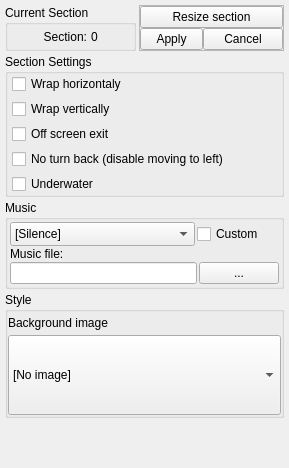
Before: the Qt Designer form Editor/main_window/dock/lvl_sctc_props.ui in WohlSoft/Moondust-Project, drawn with Qt 5.
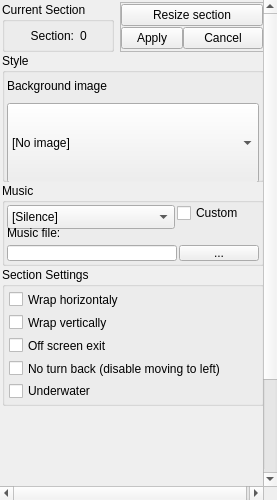
After: the same form once the commit is applied. Icons and pictures are not drawn.

```diff
--- a/Editor/main_window/dock/lvl_sctc_props.ui
+++ b/Editor/main_window/dock/lvl_sctc_props.ui
@@ -6,10 +6,16 @@
    <rect>
     <x>0</x>
     <y>0</y>
-    <width>289</width>
-    <height>468</height>
+    <width>277</width>
+    <height>500</height>
    </rect>
   </property>
+  <property name="sizePolicy">
+   <sizepolicy hsizetype="Preferred" vsizetype="Minimum">
+    <horstretch>0</horstretch>
+    <verstretch>0</verstretch>
+   </sizepolicy>
+  </property>
   <property name="focusPolicy">
    <enum>Qt::NoFocus</enum>
   </property>
@@ -24,139 +30,97 @@
    <string>Section Settings</string>
   </property>
   <widget class="QWidget" name="dockWidgetContents">
-   <layout class="QGridLayout" name="gridLayout_4">
+   <layout class="QGridLayout" name="gridLayout_4" rowstretch="0,0,0,0">
     <property name="leftMargin">
-     <number>5</number>
+     <number>0</number>
     </property>
     <property name="topMargin">
-     <number>5</number>
+     <number>0</number>
     </property>
     <property name="rightMargin">
-     <number>5</number>
+     <number>0</number>
     </property>
     <property name="bottomMargin">
-     <number>5</number>
+     <number>0</number>
     </property>
     <property name="spacing">
-     <number>3</number>
+     <number>0</number>
     </property>
-    <item row="2" column="0" colspan="2">
-     <widget class="QGroupBox" name="LVLPropMusicGr">
+    <item row="3" column="0" colspan="2">
+     <widget class="QScrollArea" name="LVLPropSettingsScroll">
+      <property name="frameShape">
+       <enum>QFrame::NoFrame</enum>
+      </property>
+      <property name="frameShadow">
+       <enum>QFrame::Plain</enum>
+      </property>
+      <property name="lineWidth">
+       <number>0</number>
+      </property>
+      <property name="sizeAdjustPolicy">
+       <enum>QAbstractScrollArea::AdjustToContents</enum>
+      </property>
+      <property name="widgetResizable">
+       <bool>true</bool>
+      </property>
+      <widget class="QWidget" name="LVLPropSettingsScrollContents">
+       <property name="geometry">
+        <rect>
+         <x>0</x>
+         <y>0</y>
+         <width>277</width>
+         <height>480</height>
+        </rect>
+       </property>
       <property name="sizePolicy">
-       <sizepolicy hsizetype="Preferred" vsizetype="Minimum">
+        <sizepolicy hsizetype="Preferred" vsizetype="Preferred">
         <horstretch>0</horstretch>
         <verstretch>0</verstretch>
        </sizepolicy>
       </property>
-      <property name="minimumSize">
-       <size>
-        <width>0</width>
-        <height>83</height>
-       </size>
-      </property>
-      <property name="title">
-       <string>Music</string>
-      </property>
-      <layout class="QGridLayout" name="gridLayout_2" columnstretch="400,0,0">
-       <property name="leftMargin">
-        <number>2</number>
-       </property>
-       <property name="topMargin">
-        <number>2</number>
-       </property>
-       <property name="rightMargin">
-        <number>2</number>
-       </property>
-       <property name="bottomMargin">
-        <number>2</number>
-       </property>
-       <property name="horizontalSpacing">
-        <number>2</number>
-       </property>
-       <property name="verticalSpacing">
+       <layout class="QVBoxLayout" name="verticalLayout" stretch="0,0,0,0,100">
+        <property name="spacing">
         <number>1</number>
        </property>
-       <item row="0" column="0">
-        <widget class="QComboBox" name="LVLPropsMusicNumber">
-         <property name="minimumSize">
-          <size>
-           <width>0</width>
-           <height>24</height>
-          </size>
-         </property>
-         <property name="focusPolicy">
-          <enum>Qt::WheelFocus</enum>
-         </property>
-         <property name="maxVisibleItems">
-          <number>50</number>
+        <property name="leftMargin">
+         <number>2</number>
+        </property>
+        <property name="topMargin">
+         <number>2</number>
+        </property>
+        <property name="rightMargin">
+         <number>2</number>
+        </property>
+        <property name="bottomMargin">
+         <number>2</number>
          </property>
          <item>
-          <property name="text">
-           <string notr="true">[Silence]</string>
-          </property>
-         </item>
-        </widget>
-       </item>
-       <item row="0" column="1" colspan="2">
-        <widget class="QCheckBox" name="LVLPropsMusicCustomEn">
-         <property name="minimumSize">
-          <size>
-           <width>0</width>
-           <height>16</height>
-          </size>
-         </property>
-         <property name="text">
-          <string comment="Flag of custom music on the level">Custom</string>
-         </property>
-         <property name="tristate">
-          <bool>false</bool>
-         </property>
-        </widget>
-       </item>
-       <item row="1" column="0" colspan="3">
-        <widget class="QLabel" name="LVLPropCMusicLbl">
-         <property name="minimumSize">
-          <size>
-           <width>0</width>
-           <height>12</height>
-          </size>
-         </property>
-         <property name="text">
-          <string>Music file:</string>
-         </property>
-         <property name="alignment">
-          <set>Qt::AlignLeading|Qt::AlignLeft|Qt::AlignVCenter</set>
-         </property>
-        </widget>
-       </item>
-       <item row="2" column="2">
-        <widget class="QPushButton" name="LVLPropsMusicCustomBrowse">
-         <property name="toolTip">
-          <string>Browse...</string>
-         </property>
-         <property name="text">
-          <string notr="true">...</string>
-         </property>
-         <property name="flat">
-          <bool>false</bool>
-         </property>
-        </widget>
-       </item>
-       <item row="2" column="0" colspan="2">
-        <widget class="QLineEdit" name="LVLPropsMusicCustom"/>
-       </item>
-      </layout>
-     </widget>
-    </item>
+         <widget class="QWidget" name="LVLSectionTopSettings" native="true">
+          <layout class="QGridLayout" name="gridLayout_6">
+           <property name="leftMargin">
+            <number>0</number>
+           </property>
+           <property name="topMargin">
+            <number>0</number>
+           </property>
+           <property name="rightMargin">
+            <number>0</number>
+           </property>
+           <property name="bottomMargin">
+            <number>0</number>
+           </property>
     <item row="0" column="0">
      <widget class="QGroupBox" name="groupBox_5">
+             <property name="minimumSize">
+              <size>
+               <width>0</width>
+               <height>50</height>
+              </size>
+             </property>
       <property name="title">
        <string>Current Section</string>
       </property>
       <layout class="QHBoxLayout" name="horizontalLayout" stretch="50,0,0,50">
-       <property name="spacing">
-        <number>4</number>
-       </property>
        <property name="leftMargin">
         <number>4</number>
        </property>
@@ -215,7 +179,70 @@
       </layout>
      </widget>
     </item>
-    <item row="3" column="0" colspan="2">
+           <item row="0" column="1">
+            <widget class="QFrame" name="frame">
+             <property name="frameShape">
+              <enum>QFrame::StyledPanel</enum>
+             </property>
+             <property name="frameShadow">
+              <enum>QFrame::Sunken</enum>
+             </property>
+             <layout class="QGridLayout" name="gridLayout_5" columnstretch="50,50">
+              <property name="sizeConstraint">
+               <enum>QLayout::SetNoConstraint</enum>
+              </property>
+              <property name="leftMargin">
+               <number>0</number>
+              </property>
+              <property name="topMargin">
+               <number>0</number>
+              </property>
+              <property name="rightMargin">
+               <number>0</number>
+              </property>
+              <property name="bottomMargin">
+               <number>0</number>
+              </property>
+              <property name="spacing">
+               <number>0</number>
+              </property>
+              <item row="0" column="0" colspan="2">
+               <widget class="QPushButton" name="ResizeSection">
+                <property name="text">
+                 <string>Resize section</string>
+                </property>
+                <property name="checkable">
+                 <bool>false</bool>
+                </property>
+               </widget>
+              </item>
+              <item row="1" column="0">
+               <widget class="QPushButton" name="applyResize">
+                <property name="minimumSize">
+                 <size>
+                  <width>62</width>
+                  <height>0</height>
+                 </size>
+                </property>
+                <property name="text">
+                 <string>Apply</string>
+                </property>
+               </widget>
+              </item>
+              <item row="1" column="1">
+               <widget class="QPushButton" name="cancelResize">
+                <property name="text">
+                 <string>Cancel</string>
+                </property>
+               </widget>
+              </item>
+             </layout>
+            </widget>
+           </item>
+          </layout>
+         </widget>
+        </item>
+        <item>
      <widget class="QGroupBox" name="LVLPropStyleGr">
       <property name="sizePolicy">
        <sizepolicy hsizetype="Preferred" vsizetype="Minimum">
@@ -226,7 +253,7 @@
       <property name="minimumSize">
        <size>
         <width>0</width>
-        <height>70</height>
+            <height>129</height>
        </size>
       </property>
       <property name="autoFillBackground">
@@ -240,22 +267,19 @@
       </property>
       <layout class="QGridLayout" name="gridLayout" columnstretch="100,0">
        <property name="leftMargin">
-        <number>0</number>
+            <number>2</number>
        </property>
        <property name="topMargin">
-        <number>0</number>
+            <number>2</number>
        </property>
        <property name="rightMargin">
-        <number>0</number>
+            <number>2</number>
        </property>
        <property name="bottomMargin">
-        <number>0</number>
+            <number>2</number>
        </property>
        <property name="horizontalSpacing">
-        <number>0</number>
-       </property>
-       <property name="verticalSpacing">
-        <number>1</number>
+            <number>2</number>
        </property>
        <item row="0" column="0">
         <widget class="QLabel" name="LVLPropBckrImg">
@@ -315,7 +339,112 @@
       </layout>
      </widget>
     </item>
-    <item row="1" column="0" colspan="2">
+        <item>
+         <widget class="QGroupBox" name="LVLPropMusicGr">
+          <property name="sizePolicy">
+           <sizepolicy hsizetype="Preferred" vsizetype="Minimum">
+            <horstretch>0</horstretch>
+            <verstretch>0</verstretch>
+           </sizepolicy>
+          </property>
+          <property name="minimumSize">
+           <size>
+            <width>0</width>
+            <height>83</height>
+           </size>
+          </property>
+          <property name="title">
+           <string>Music</string>
+          </property>
+          <layout class="QGridLayout" name="gridLayout_2" columnstretch="400,0,0">
+           <property name="leftMargin">
+            <number>2</number>
+           </property>
+           <property name="topMargin">
+            <number>2</number>
+           </property>
+           <property name="rightMargin">
+            <number>2</number>
+           </property>
+           <property name="bottomMargin">
+            <number>2</number>
+           </property>
+           <property name="horizontalSpacing">
+            <number>2</number>
+           </property>
+           <item row="0" column="0">
+            <widget class="QComboBox" name="LVLPropsMusicNumber">
+             <property name="minimumSize">
+              <size>
+               <width>0</width>
+               <height>24</height>
+              </size>
+             </property>
+             <property name="focusPolicy">
+              <enum>Qt::WheelFocus</enum>
+             </property>
+             <property name="maxVisibleItems">
+              <number>50</number>
+             </property>
+             <item>
+              <property name="text">
+               <string notr="true">[Silence]</string>
+              </property>
+             </item>
+            </widget>
+           </item>
+           <item row="0" column="1" colspan="2">
+            <widget class="QCheckBox" name="LVLPropsMusicCustomEn">
+             <property name="minimumSize">
+              <size>
+               <width>0</width>
+               <height>16</height>
+              </size>
+             </property>
+             <property name="text">
+              <string comment="Flag of custom music on the level">Custom</string>
+             </property>
+             <property name="tristate">
+              <bool>false</bool>
+             </property>
+            </widget>
+           </item>
+           <item row="1" column="0" colspan="3">
+            <widget class="QLabel" name="LVLPropCMusicLbl">
+             <property name="minimumSize">
+              <size>
+               <width>0</width>
+               <height>12</height>
+              </size>
+             </property>
+             <property name="text">
+              <string>Music file:</string>
+             </property>
+             <property name="alignment">
+              <set>Qt::AlignLeading|Qt::AlignLeft|Qt::AlignVCenter</set>
+             </property>
+            </widget>
+           </item>
+           <item row="2" column="2">
+            <widget class="QPushButton" name="LVLPropsMusicCustomBrowse">
+             <property name="toolTip">
+              <string>Browse...</string>
+             </property>
+             <property name="text">
+              <string notr="true">...</string>
+             </property>
+             <property name="flat">
+              <bool>false</bool>
+             </property>
+            </widget>
+           </item>
+           <item row="2" column="0" colspan="2">
+            <widget class="QLineEdit" name="LVLPropsMusicCustom"/>
+           </item>
+          </layout>
+         </widget>
+        </item>
+        <item>
      <widget class="QGroupBox" name="LVLPropSettingsGrp">
       <property name="sizePolicy">
        <sizepolicy hsizetype="Preferred" vsizetype="Minimum">
@@ -326,78 +455,26 @@
       <property name="minimumSize">
        <size>
         <width>0</width>
-        <height>95</height>
+            <height>139</height>
        </size>
       </property>
       <property name="title">
        <string>Section Settings</string>
       </property>
-      <layout class="QGridLayout" name="gridLayout_3">
+          <layout class="QVBoxLayout" name="verticalLayout_2">
        <property name="leftMargin">
         <number>4</number>
        </property>
        <property name="topMargin">
-        <number>0</number>
+            <number>4</number>
        </property>
        <property name="rightMargin">
         <number>4</number>
        </property>
        <property name="bottomMargin">
-        <number>0</number>
-       </property>
-       <property name="horizontalSpacing">
-        <number>2</number>
-       </property>
-       <property name="verticalSpacing">
-        <number>5</number>
-       </property>
-       <item row="3" column="0">
-        <widget class="QCheckBox" name="LVLPropsNoTBack">
-         <property name="text">
-          <string comment="Please, translate as &quot;One way scrolling&quot;">No turn back (disable moving to left)</string>
-         </property>
-         <property name="tristate">
-          <bool>false</bool>
-         </property>
-        </widget>
-       </item>
-       <item row="2" column="0">
-        <widget class="QCheckBox" name="LVLPropsOffScr">
-         <property name="text">
-          <string>Off screen exit</string>
-         </property>
-         <property name="tristate">
-          <bool>false</bool>
-         </property>
-        </widget>
-       </item>
-       <item row="5" column="0">
-        <spacer name="verticalSpacer_2">
-         <property name="orientation">
-          <enum>Qt::Vertical</enum>
-         </property>
-         <property name="sizeType">
-          <enum>QSizePolicy::Maximum</enum>
-         </property>
-         <property name="sizeHint" stdset="0">
-          <size>
-           <width>0</width>
-           <height>0</height>
-          </size>
-         </property>
-        </spacer>
-       </item>
-       <item row="4" column="0">
-        <widget class="QCheckBox" name="LVLPropsUnderWater">
-         <property name="text">
-          <string>Underwater</string>
-         </property>
-         <property name="tristate">
-          <bool>false</bool>
-         </property>
-        </widget>
-       </item>
-       <item row="0" column="0">
+            <number>4</number>
+           </property>
+           <item>
         <widget class="QCheckBox" name="LVLPropsWrapHorizontal">
          <property name="whatsThis">
           <string>Leaving for the screen, the player enters the screen on the other side</string>
@@ -410,43 +487,66 @@
          </property>
         </widget>
        </item>
-       <item row="1" column="0">
+           <item>
         <widget class="QCheckBox" name="LVLPropsWrapVertical">
          <property name="text">
           <string>Wrap vertically</string>
          </property>
         </widget>
        </item>
+           <item>
+            <widget class="QCheckBox" name="LVLPropsOffScr">
+             <property name="text">
+              <string>Off screen exit</string>
+             </property>
+             <property name="tristate">
+              <bool>false</bool>
+             </property>
+            </widget>
+           </item>
+           <item>
+            <widget class="QCheckBox" name="LVLPropsNoTBack">
+             <property name="text">
+              <string comment="Please, translate as &quot;One way scrolling&quot;">No turn back (disable moving to left)</string>
+             </property>
+             <property name="tristate">
+              <bool>false</bool>
+             </property>
+            </widget>
+           </item>
+           <item>
+            <widget class="QCheckBox" name="LVLPropsUnderWater">
+             <property name="text">
+              <string>Underwater</string>
+             </property>
+             <property name="tristate">
+              <bool>false</bool>
+             </property>
+            </widget>
+           </item>
       </layout>
      </widget>
     </item>
-    <item row="4" column="0" colspan="2">
-     <spacer name="verticalSpacer">
-      <property name="orientation">
-       <enum>Qt::Vertical</enum>
-      </property>
-      <property name="sizeType">
-       <enum>QSizePolicy::Expanding</enum>
-      </property>
-      <property name="sizeHint" stdset="0">
+        <item>
+         <widget class="QFrame" name="extraSettings">
+          <property name="minimumSize">
        <size>
         <width>0</width>
-        <height>0</height>
-       </size>
-      </property>
-     </spacer>
-    </item>
-    <item row="0" column="1">
-     <widget class="QFrame" name="frame">
+            <height>200</height>
+           </size>
+          </property>
       <property name="frameShape">
-       <enum>QFrame::StyledPanel</enum>
+           <enum>QFrame::NoFrame</enum>
       </property>
       <property name="frameShadow">
-       <enum>QFrame::Sunken</enum>
-      </property>
-      <layout class="QGridLayout" name="gridLayout_5" columnstretch="50,50">
-       <property name="sizeConstraint">
-        <enum>QLayout::SetNoConstraint</enum>
+           <enum>QFrame::Plain</enum>
+          </property>
+          <property name="lineWidth">
+           <number>0</number>
+          </property>
+          <layout class="QVBoxLayout" name="verticalLayout_3">
+           <property name="spacing">
+            <number>0</number>
        </property>
        <property name="leftMargin">
         <number>0</number>
@@ -460,40 +560,11 @@
        <property name="bottomMargin">
         <number>0</number>
        </property>
-       <property name="spacing">
-        <number>0</number>
-       </property>
-       <item row="0" column="0" colspan="2">
-        <widget class="QPushButton" name="ResizeSection">
-         <property name="text">
-          <string>Resize section</string>
-         </property>
-         <property name="checkable">
-          <bool>false</bool>
-         </property>
-        </widget>
-       </item>
-       <item row="1" column="0">
-        <widget class="QPushButton" name="applyResize">
-         <property name="minimumSize">
-          <size>
-           <width>62</width>
-           <height>0</height>
-          </size>
-         </property>
-         <property name="text">
-          <string>Apply</string>
-         </property>
-        </widget>
-       </item>
-       <item row="1" column="1">
-        <widget class="QPushButton" name="cancelResize">
-         <property name="text">
-          <string>Cancel</string>
-         </property>
-        </widget>
-       </item>
-      </layout>
+          </layout>
+         </widget>
+        </item>
+       </layout>
+      </widget>
      </widget>
     </item>
    </layout>
```
Lines whose indentation alone changed are shown as unchanged.
